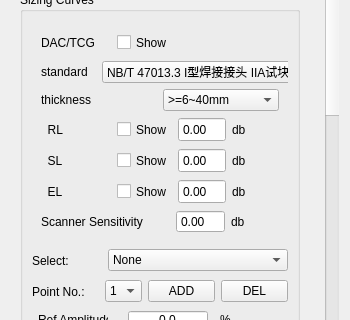
This is phascan_view/ui/DopplerGroupTab.ui in qinxingying/hello-word as Qt 5 draws it before an edit; both pictures show x 0 to 350 and y 526 to 846 of the 350 by 997 pixel window. The edited form follows.
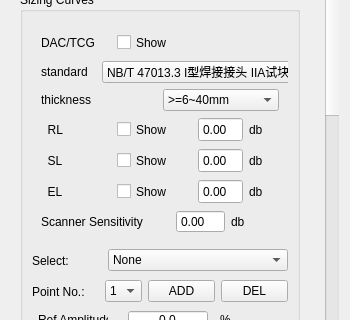
This is the edited form. The open tabs and pages were chosen to show the change. Icons and pictures are not drawn. Custom widgets are drawn as their Qt base class.

Diff of the .ui file:
```diff
--- a/phascan_view/ui/DopplerGroupTab.ui
+++ b/phascan_view/ui/DopplerGroupTab.ui
@@ -5842,6 +5842,13 @@
                      </property>
                     </widget>
                    </item>
+                   <item>
+                    <widget class="QLabel" name="labelRLaperture">
+                     <property name="text">
+                      <string/>
+                     </property>
+                    </widget>
+                   </item>
                    <item>
                     <widget class="QDoubleSpinBox" name="ValueRL">
                      <property name="sizePolicy">
@@ -5931,6 +5938,13 @@
                      </property>
                     </widget>
                    </item>
+                   <item>
+                    <widget class="QLabel" name="labelSLaperture">
+                     <property name="text">
+                      <string/>
+                     </property>
+                    </widget>
+                   </item>
                    <item>
                     <widget class="QDoubleSpinBox" name="ValueSL">
                      <property name="sizePolicy">
@@ -6020,6 +6034,13 @@
                      </property>
                     </widget>
                    </item>
+                   <item>
+                    <widget class="QLabel" name="labelELaperture">
+                     <property name="text">
+                      <string/>
+                     </property>
+                    </widget>
+                   </item>
                    <item>
                     <widget class="QDoubleSpinBox" name="ValueEL">
                      <property name="sizePolicy">
```
Left out of the diff: 4 changed lines with no effect on the pictures.
